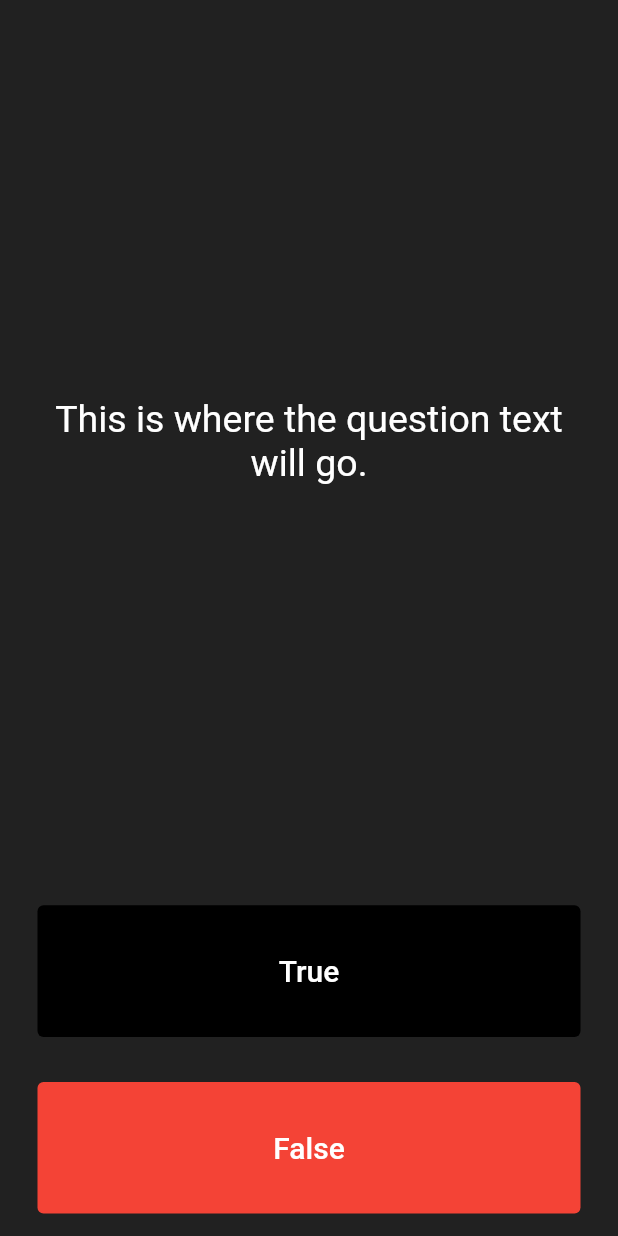
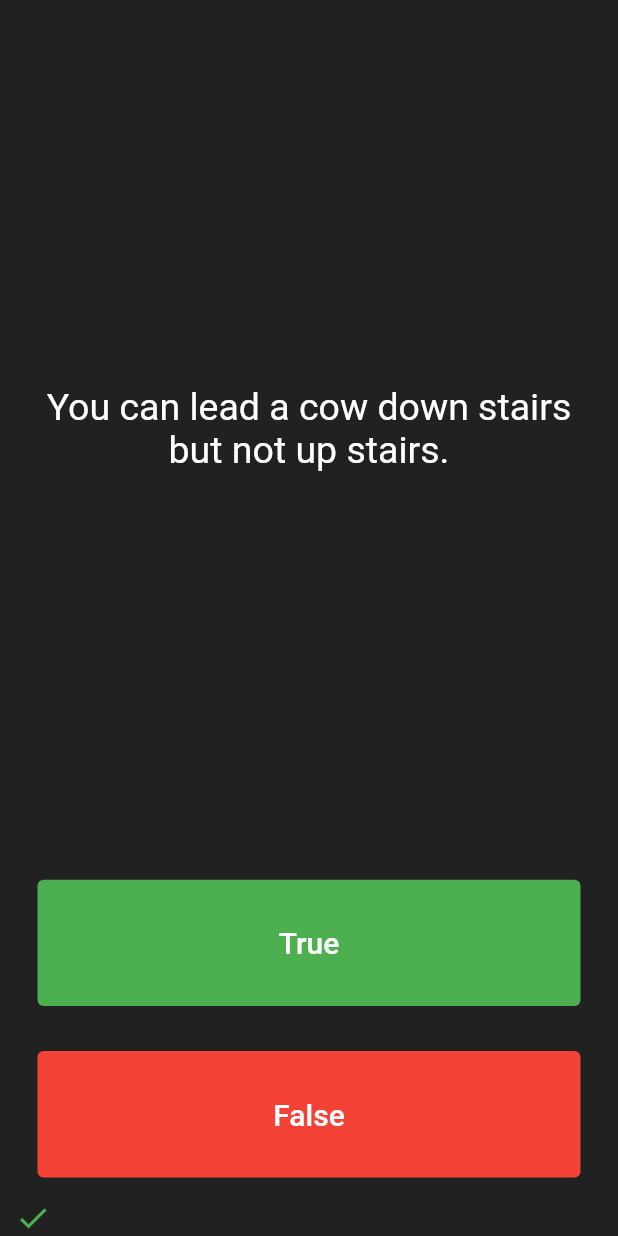
Before and after one commit to petarilievCS/Quizz-App, a Flutter app: the screen it shows after launch, after a tap on "True", on a phone screen of 412 x 824 dp. Run offline on Flutter 3.47's test engine with Material 2 defaults, Android fonts, the phone set to English and light mode, and no system bars; our stand-ins replace rflutter_alert.

Commit message:
Final commit

```diff
--- a/lib/main.dart
+++ b/lib/main.dart
@@ -1,4 +1,8 @@
+// ignore_for_file: prefer_const_constructors
+
 import 'package:flutter/material.dart';
+import 'quiz.dart';
+import 'package:rflutter_alert/rflutter_alert.dart';
 
 void main() => runApp(Quizzler());
 
@@ -27,19 +31,63 @@ class QuizPage extends StatefulWidget {
 }
 
 class _QuizPageState extends State<QuizPage> {
+  Quiz quiz = Quiz();
+  List<Widget> scoreKeeper = [];
+
+  void updateQuestion(bool correct) {
+    setState(() {
+      if (correct) {
+        scoreKeeper.add(
+          Icon(
+            Icons.check,
+            color: Colors.green,
+          ),
+        );
+      } else {
+        scoreKeeper.add(
+          Icon(
+            Icons.close,
+            color: Colors.red,
+          ),
+        );
+      }
+
+      if (quiz.isFinished()) {
+        scoreKeeper = [];
+        Alert(
+          context: context,
+          type: AlertType.success,
+          title: "DONE",
+          desc: "You have completed the quiz.",
+          buttons: [
+            DialogButton(
+              child: Text(
+                "OKAY",
+                style: TextStyle(color: Colors.white, fontSize: 20),
+              ),
+              onPressed: () => Navigator.pop(context),
+              width: 120,
+            )
+          ],
+        ).show();
+      }
+      quiz.nextQuestion();
+    });
+  }
+
   @override
   Widget build(BuildContext context) {
     return Column(
       mainAxisAlignment: MainAxisAlignment.spaceBetween,
       crossAxisAlignment: CrossAxisAlignment.stretch,
       children: <Widget>[
-        const Expanded(
+        Expanded(
           flex: 5,
           child: Padding(
             padding: EdgeInsets.all(10.0),
             child: Center(
               child: Text(
-                'This is where the question text will go.',
+                quiz.getQuestion(),
                 textAlign: TextAlign.center,
                 style: TextStyle(
                   fontSize: 25.0,
@@ -54,7 +102,7 @@ class _QuizPageState extends State<QuizPage> {
             padding: const EdgeInsets.all(15.0),
             child: TextButton(
               style: const ButtonStyle(
-                backgroundColor: MaterialStatePropertyAll(Colors.black),
+                backgroundColor: MaterialStatePropertyAll(Colors.green),
                 foregroundColor: MaterialStatePropertyAll(Colors.white),
               ),
               child: const Text(
@@ -65,7 +113,11 @@ class _QuizPageState extends State<QuizPage> {
                 ),
               ),
               onPressed: () {
-                //The user picked true.
+                if (quiz.getAnswer() == true) {
+                  updateQuestion(true);
+                } else {
+                  updateQuestion(false);
+                }
               },
             ),
           ),
@@ -85,19 +137,19 @@ class _QuizPageState extends State<QuizPage> {
                 ),
               ),
               onPressed: () {
-                //The user picked false.
+                if (quiz.getAnswer() == false) {
+                  updateQuestion(true);
+                } else {
+                  updateQuestion(false);
+                }
               },
             ),
           ),
         ),
-        //TODO: Add a Row here as your score keeper
+        Row(
+          children: scoreKeeper,
+        ),
       ],
     );
   }
 }
-
-/*
-question1: 'You can lead a cow down stairs but not up stairs.', false,
-question2: 'Approximately one quarter of human bones are in the feet.', true,
-question3: 'A slug\'s blood is green.', true,
-*/
--- /dev/null
+++ b/lib/question.dart
@@ -0,0 +1,9 @@
+class Question {
+  String text = "";
+  bool answer = false;
+
+  Question(String t, bool a) {
+    text = t;
+    answer = a;
+  }
+}
--- /dev/null
+++ b/lib/quiz.dart
@@ -0,0 +1,56 @@
+import 'question.dart';
+
+class Quiz {
+  List<Question> _questions = [
+    Question('Some cats are actually allergic to humans', true),
+    Question('You can lead a cow down stairs but not up stairs.', false),
+    Question('Approximately one quarter of human bones are in the feet.', true),
+    Question('A slug\'s blood is green.', true),
+    Question('Buzz Aldrin\'s mother\'s maiden name was \"Moon\".', true),
+    Question('It is illegal to pee in the Ocean in Portugal.', true),
+    Question(
+        'No piece of square dry paper can be folded in half more than 7 times.',
+        false),
+    Question(
+        'In London, UK, if you happen to die in the House of Parliament, you are technically entitled to a state funeral, because the building is considered too sacred a place.',
+        true),
+    Question(
+        'The loudest sound produced by any animal is 188 decibels. That animal is the African Elephant.',
+        false),
+    Question(
+        'The total surface area of two human lungs is approximately 70 square metres.',
+        true),
+    Question('Google was originally called \"Backrub\".', true),
+    Question(
+        'Chocolate affects a dog\'s heart and nervous system; a few ounces are enough to kill a small dog.',
+        true),
+    Question(
+        'In West Virginia, USA, if you accidentally hit an animal with your car, you are free to take it home to eat.',
+        true),
+  ];
+  int _questionNumber = 0;
+
+  void nextQuestion() {
+    if (_questionNumber < getLength() - 1) {
+      _questionNumber++;
+    } else {
+      _questionNumber = 0;
+    }
+  }
+
+  String getQuestion() {
+    return _questions[_questionNumber].text;
+  }
+
+  bool getAnswer() {
+    return _questions[_questionNumber].answer;
+  }
+
+  int getLength() {
+    return _questions.length;
+  }
+
+  bool isFinished() {
+    return _questionNumber == getLength() - 1;
+  }
+}
--- a/pubspec.yaml
+++ b/pubspec.yaml
@@ -35,6 +35,7 @@ dependencies:
   # The following adds the Cupertino Icons font to your application.
   # Use with the CupertinoIcons class for iOS style icons.
   cupertino_icons: ^1.0.2
+  rflutter_alert: ^2.0.4
 
 dev_dependencies:
   flutter_test:
```
Also changed, not shown: pubspec.lock.
